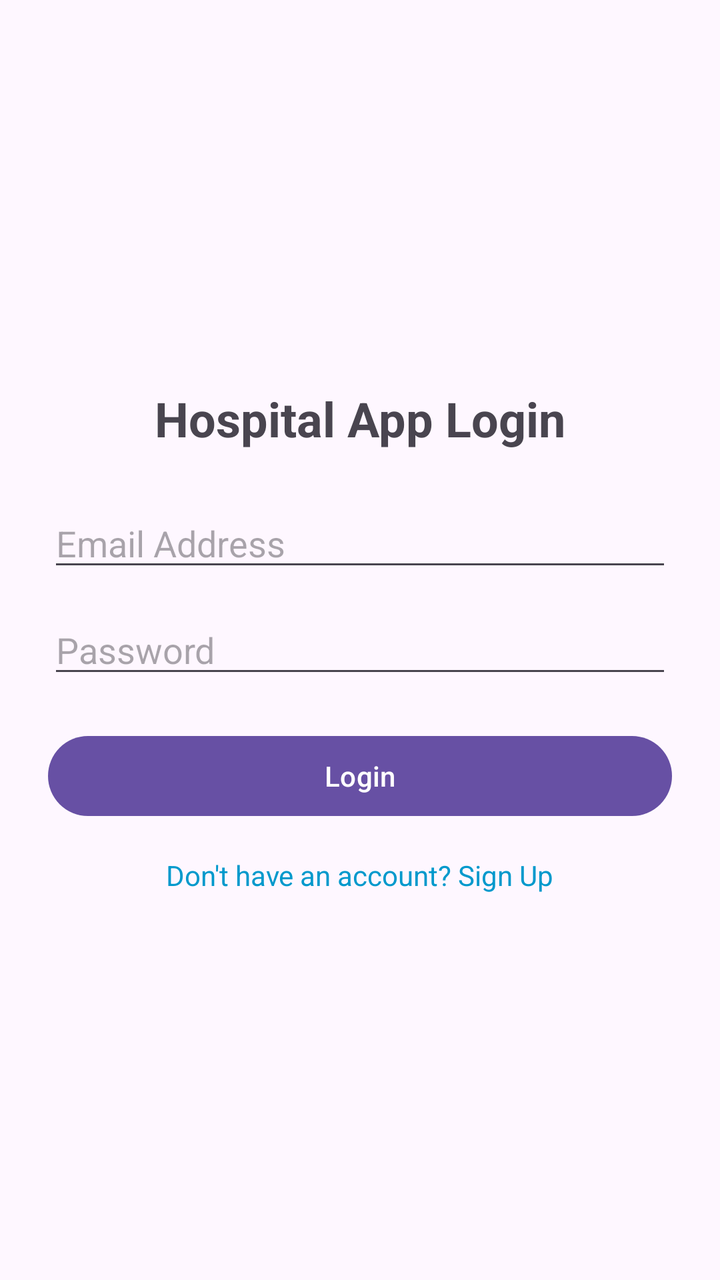
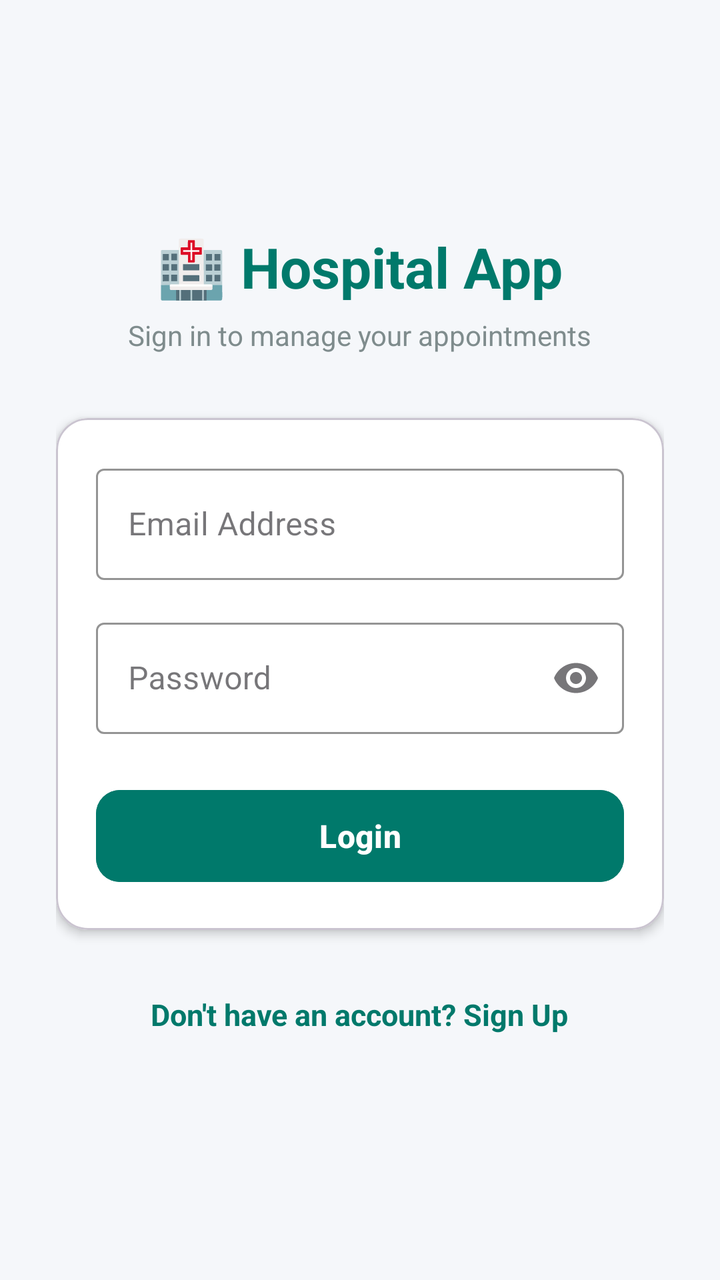

Compare the two renders of this Android layout. The source of the first and the diff that turns it into the second are given below.
<!-- AndroidManifest.xml: application theme Theme.HospitalManagement -->
<!-- res/layout/activity_login.xml -->
<?xml version="1.0" encoding="utf-8"?>
<LinearLayout xmlns:android="http://schemas.android.com/apk/res/android"
    android:layout_width="match_parent"
    android:layout_height="match_parent"
    android:gravity="center"
    android:orientation="vertical"
    android:padding="24dp">

    <TextView
        android:layout_width="wrap_content"
        android:layout_height="wrap_content"
        android:text="Hospital App Login"
        android:textSize="24sp"
        android:textStyle="bold" />

    <EditText
        android:id="@+id/etEmail"
        android:layout_width="match_parent"
        android:layout_height="wrap_content"
        android:layout_marginTop="24dp"
        android:hint="Email Address"
        android:inputType="textEmailAddress" />

    <EditText
        android:id="@+id/etPassword"
        android:layout_width="match_parent"
        android:layout_height="wrap_content"
        android:layout_marginTop="12dp"
        android:hint="Password"
        android:inputType="textPassword" />

    <Button
        android:id="@+id/btnLogin"
        android:layout_width="match_parent"
        android:layout_height="wrap_content"
        android:layout_marginTop="20dp"
        android:text="Login" />

    <TextView
        android:id="@+id/tvGoToSignup"
        android:layout_width="wrap_content"
        android:layout_height="wrap_content"
        android:layout_marginTop="16dp"
        android:text="Don't have an account? Sign Up"
        android:textColor="@android:color/holo_blue_dark" />
</LinearLayout>
<!-- resources referenced by this layout -->
<resources>
  <style name="Theme.HospitalManagement" parent="Base.Theme.HospitalManagement" />
  <style name="Base.Theme.HospitalManagement" parent="Theme.Material3.DayNight.NoActionBar">
          
          
      </style>
</resources>

<!-- the commit's change to res/layout/activity_login.xml (unified diff, before → after) -->
@@ -1,46 +1,110 @@
 <?xml version="1.0" encoding="utf-8"?>
-<LinearLayout xmlns:android="http://schemas.android.com/apk/res/android"
+<ScrollView xmlns:android="http://schemas.android.com/apk/res/android"
+    xmlns:app="http://schemas.android.com/apk/res-auto"
     android:layout_width="match_parent"
     android:layout_height="match_parent"
-    android:gravity="center"
-    android:orientation="vertical"
-    android:padding="24dp">
+    android:background="@color/bg_light_gray"
+    android:fillViewport="true">
 
-    <TextView
-        android:layout_width="wrap_content"
-        android:layout_height="wrap_content"
-        android:text="Hospital App Login"
-        android:textSize="24sp"
-        android:textStyle="bold" />
-
-    <EditText
-        android:id="@+id/etEmail"
+    <LinearLayout
         android:layout_width="match_parent"
         android:layout_height="wrap_content"
-        android:layout_marginTop="24dp"
-        android:hint="Email Address"
-        android:inputType="textEmailAddress" />
+        android:gravity="center"
+        android:orientation="vertical"
+        android:padding="28dp">
 
-    <EditText
-        android:id="@+id/etPassword"
-        android:layout_width="match_parent"
-        android:layout_height="wrap_content"
-        android:layout_marginTop="12dp"
-        android:hint="Password"
-        android:inputType="textPassword" />
+        
+        <TextView
+            android:layout_width="wrap_content"
+            android:layout_height="wrap_content"
+            android:text="🏥 Hospital App"
+            android:textColor="@color/primary_teal"
+            android:textSize="28sp"
+            android:textStyle="bold" />
 
-    <Button
-        android:id="@+id/btnLogin"
-        android:layout_width="match_parent"
-        android:layout_height="wrap_content"
-        android:layout_marginTop="20dp"
-        android:text="Login" />
+        <TextView
+            android:layout_width="wrap_content"
+            android:layout_height="wrap_content"
+            android:layout_marginTop="6dp"
+            android:text="Sign in to manage your appointments"
+            android:textColor="@color/text_muted"
+            android:textSize="14sp" />
 
-    <TextView
-        android:id="@+id/tvGoToSignup"
-        android:layout_width="wrap_content"
-        android:layout_height="wrap_content"
-        android:layout_marginTop="16dp"
-        android:text="Don't have an account? Sign Up"
-        android:textColor="@android:color/holo_blue_dark" />
-</LinearLayout>
+        
+        <com.google.android.material.card.MaterialCardView
+            android:layout_width="match_parent"
+            android:layout_height="wrap_content"
+            android:layout_marginTop="32dp"
+            app:cardBackgroundColor="@color/white"
+            app:cardCornerRadius="16dp"
+            app:cardElevation="3dp">
+
+            <LinearLayout
+                android:layout_width="match_parent"
+                android:layout_height="wrap_content"
+                android:orientation="vertical"
+                android:padding="20dp">
+
+                
+                <com.google.android.material.textfield.TextInputLayout
+                    style="@style/Widget.MaterialComponents.TextInputLayout.OutlinedBox"
+                    android:layout_width="match_parent"
+                    android:layout_height="wrap_content"
+                    android:hint="Email Address"
+                    app:boxStrokeColor="@color/primary_teal"
+                    app:hintTextColor="@color/primary_teal">
+
+                    <com.google.android.material.textfield.TextInputEditText
+                        android:id="@+id/etLoginEmail"
+                        android:layout_width="match_parent"
+                        android:layout_height="wrap_content"
+                        android:inputType="textEmailAddress" />
+                </com.google.android.material.textfield.TextInputLayout>
+
+                
+                <com.google.android.material.textfield.TextInputLayout
+                    style="@style/Widget.MaterialComponents.TextInputLayout.OutlinedBox"
+                    android:layout_width="match_parent"
+                    android:layout_height="wrap_content"
+                    android:layout_marginTop="16dp"
+                    android:hint="Password"
+                    app:boxStrokeColor="@color/primary_teal"
+                    app:endIconMode="password_toggle"
+                    app:hintTextColor="@color/primary_teal">
+
+                    <com.google.android.material.textfield.TextInputEditText
+                        android:id="@+id/etLoginPassword"
+                        android:layout_width="match_parent"
+                        android:layout_height="wrap_content"
+                        android:inputType="textPassword" />
+                </com.google.android.material.textfield.TextInputLayout>
+
+                
+                <com.google.android.material.button.MaterialButton
+                    android:id="@+id/btnLogin"
+                    android:layout_width="match_parent"
+                    android:layout_height="54dp"
+                    android:layout_marginTop="24dp"
+                    android:backgroundTint="@color/primary_teal"
+                    android:text="Login"
+                    android:textSize="16sp"
+                    android:textStyle="bold"
+                    app:cornerRadius="12dp" />
+
+            </LinearLayout>
+        </com.google.android.material.card.MaterialCardView>
+
+        
+        <TextView
+            android:id="@+id/tvGoToSignup"
+            android:layout_width="wrap_content"
+            android:layout_height="wrap_content"
+            android:layout_marginTop="24dp"
+            android:padding="8dp"
+            android:text="Don't have an account? Sign Up"
+            android:textColor="@color/primary_teal"
+            android:textSize="15sp"
+            android:textStyle="bold" />
+
+    </LinearLayout>
+</ScrollView>
<!-- resource entries referenced after the edit -->
@@ -1,5 +1,9 @@
 <!-- resources referenced by this layout -->
 <resources>
+  <color name="bg_light_gray">#F5F7FA</color>
+  <color name="primary_teal">#00796B</color>
+  <color name="text_muted">#7F8C8D</color>
+  <color name="white">#FFFFFFFF</color>
   <style name="Theme.HospitalManagement" parent="Base.Theme.HospitalManagement" />
   <style name="Base.Theme.HospitalManagement" parent="Theme.Material3.DayNight.NoActionBar">
           
